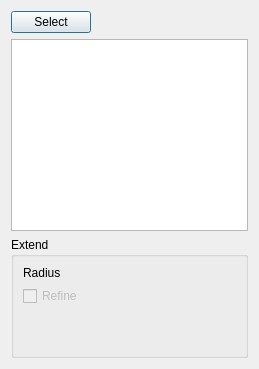
Above: Resources/panels/BendCornerPanel.ui from shaise/FreeCAD_SheetMetal before the change. Below: the same form after it.
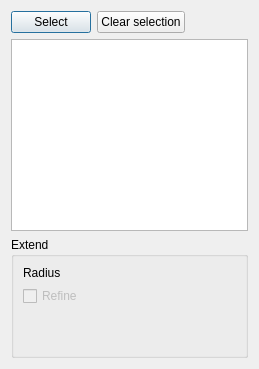
That is the form after the change. Custom widgets are drawn as their Qt base class.

Commit message: Add clear selection button and adjust readme to pr #471

Diff of the .ui file:
```diff
--- a/Resources/panels/BendCornerPanel.ui
+++ b/Resources/panels/BendCornerPanel.ui
@@ -32,6 +32,13 @@
        </property>
       </widget>
      </item>
+     <item>
+      <widget class="QPushButton" name="pushClearSel">
+       <property name="text">
+        <string>Clear selection</string>
+       </property>
+      </widget>
+     </item>
      <item>
       <spacer name="horizontalSpacer">
        <property name="orientation">
```
The commit also changes 14 other files.
